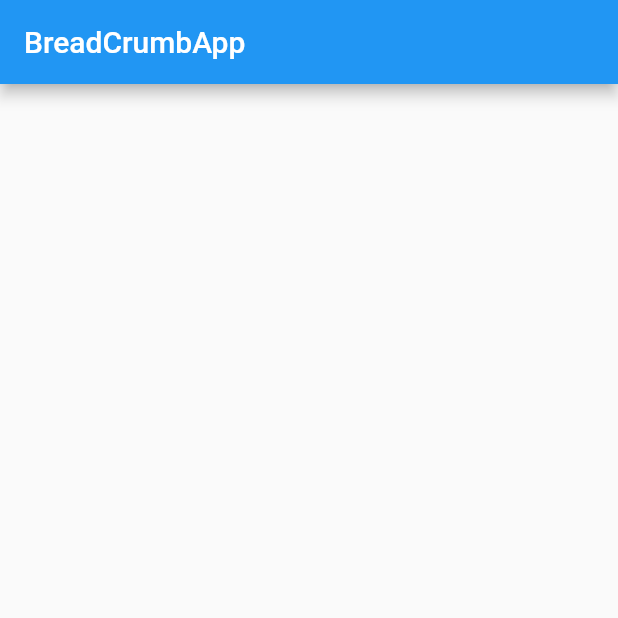
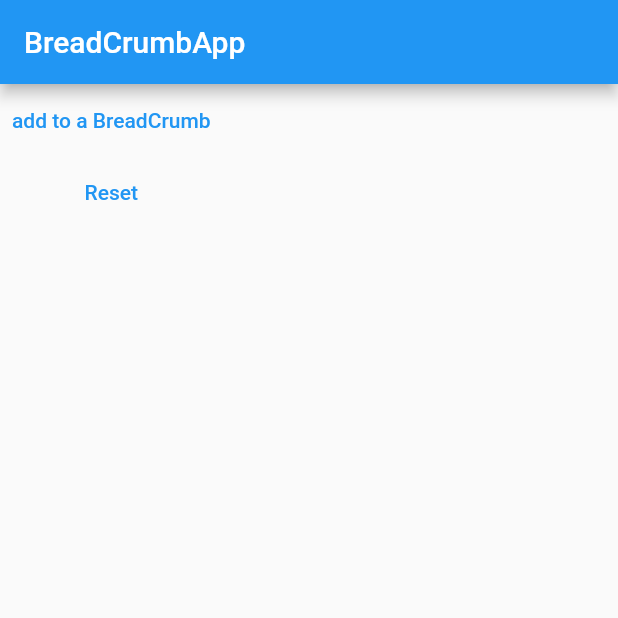
Before and after one commit to dimeprog/provider_tutorial, a Flutter app: the screen it shows after launch, on a phone screen of 412 x 824 dp, the top half of it. Run offline on Flutter 3.47's test engine with Material 2 defaults, Android fonts, the phone set to English and light mode, and no system bars.

Commit message:
used provider and  completed the app

```diff
--- /dev/null
+++ b/testprovider_course/lib/breadcrumbApp/breadCreumb_model.dart
@@ -0,0 +1,23 @@
+import 'package:uuid/uuid.dart';
+
+class BreadCrumb {
+  bool isActive;
+  final String name;
+  final String uuid;
+
+  BreadCrumb({
+    required this.name,
+    required this.isActive,
+  }) : uuid = const Uuid().v4();
+
+  void activate() {
+    isActive = true;
+  }
+
+  @override
+  bool operator ==(covariant BreadCrumb other) => uuid == other.uuid;
+  @override
+  int get hashCode => uuid.hashCode;
+
+  String get title => name + (isActive ? '>' : ' ');
+}
--- a/testprovider_course/lib/breadcrumbApp/bread_Homepage.dart
+++ b/testprovider_course/lib/breadcrumbApp/bread_Homepage.dart
@@ -1,15 +1,38 @@
 import 'package:flutter/material.dart';
+import 'package:testprovider_course/breadcrumbApp/breadcrumb_provider.dart';
+import 'package:testprovider_course/breadcrumbApp/breadcrumb_widget.dart';
+import 'package:provider/provider.dart';
 
 class BreadHomePage extends StatelessWidget {
   BreadHomePage();
 
   @override
   Widget build(BuildContext context) {
+    // final Provider = context.read<BreadCrumbProvider>();
+    ;
     return Scaffold(
       appBar: AppBar(
         title: Text("BreadCrumbApp"),
       ),
-      body: Column(children: []),
+      body: Column(
+        children: [
+          Consumer<BreadCrumbProvider>(
+              builder: (context, value, child) =>
+                  BreadCrumbWidget(breadCrumbs: value.items)),
+          TextButton(
+            onPressed: () {
+              Navigator.of(context).pushNamed('/new breadcrumb');
+            },
+            child: const Text('add to a BreadCrumb'),
+          ),
+          TextButton(
+            onPressed: () {
+              context.read<BreadCrumbProvider>().reset();
+            },
+            child: const Text('Reset'),
+          ),
+        ],
+      ),
     );
   }
 }
--- /dev/null
+++ b/testprovider_course/lib/breadcrumbApp/breadcrumb_provider.dart
@@ -0,0 +1,23 @@
+import 'dart:collection';
+
+import 'package:flutter/cupertino.dart';
+import 'package:testprovider_course/breadcrumbApp/breadCreumb_model.dart';
+
+class BreadCrumbProvider extends ChangeNotifier {
+  List<BreadCrumb> _items = [];
+  UnmodifiableListView<BreadCrumb> get items => UnmodifiableListView(_items);
+// add breadcrumb to _item list
+  void add(BreadCrumb breadCrumb) {
+    for (final item in _items) {
+      item.activate();
+    }
+    _items.add(breadCrumb);
+    notifyListeners();
+  }
+
+  // reset or delete all breadcrumb in the _items list
+  void reset() {
+    _items.clear();
+    notifyListeners();
+  }
+}
--- a/testprovider_course/lib/main.dart
+++ b/testprovider_course/lib/main.dart
@@ -1,5 +1,8 @@
 import 'package:flutter/material.dart';
+import 'package:provider/provider.dart';
+import 'package:testprovider_course/breadcrumbApp/add_new_breadcrumb.dart';
 import 'package:testprovider_course/breadcrumbApp/bread_Homepage.dart';
+import 'package:testprovider_course/breadcrumbApp/breadcrumb_provider.dart';
 
 void main() {
   runApp(const MyApp());
@@ -11,12 +14,16 @@ class MyApp extends StatelessWidget {
   // This widget is the root of your application.
   @override
   Widget build(BuildContext context) {
-    return MaterialApp(
-      title: 'Flutter Demo',
-      theme: ThemeData(
-        primarySwatch: Colors.blue,
+    return ChangeNotifierProvider(
+      create: (_) => BreadCrumbProvider(),
+      child: MaterialApp(
+        title: 'Flutter Demo',
+        theme: ThemeData(
+          primarySwatch: Colors.blue,
+        ),
+        home: BreadHomePage(),
+        routes: {'/new breadcrumb': (context) => AddNewBreadCrumb()},
       ),
-      home: BreadHomePage(),
     );
   }
 }
--- a/testprovider_course/pubspec.yaml
+++ b/testprovider_course/pubspec.yaml
@@ -37,6 +37,7 @@ dependencies:
   # Use with the CupertinoIcons class for iOS style icons.
   cupertino_icons: ^1.0.2
   provider: ^6.0.3
+  uuid: ^3.0.6
 
 dev_dependencies:
   flutter_test:
```
Also changed, not shown: testprovider_course/lib/breadcrumbApp/add_new_breadcrumb.dart (added, +62 -0 lines), testprovider_course/lib/breadcrumbApp/breadcrumb_widget.dart (added, +28 -0 lines), testprovider_course/pubspec.lock.
